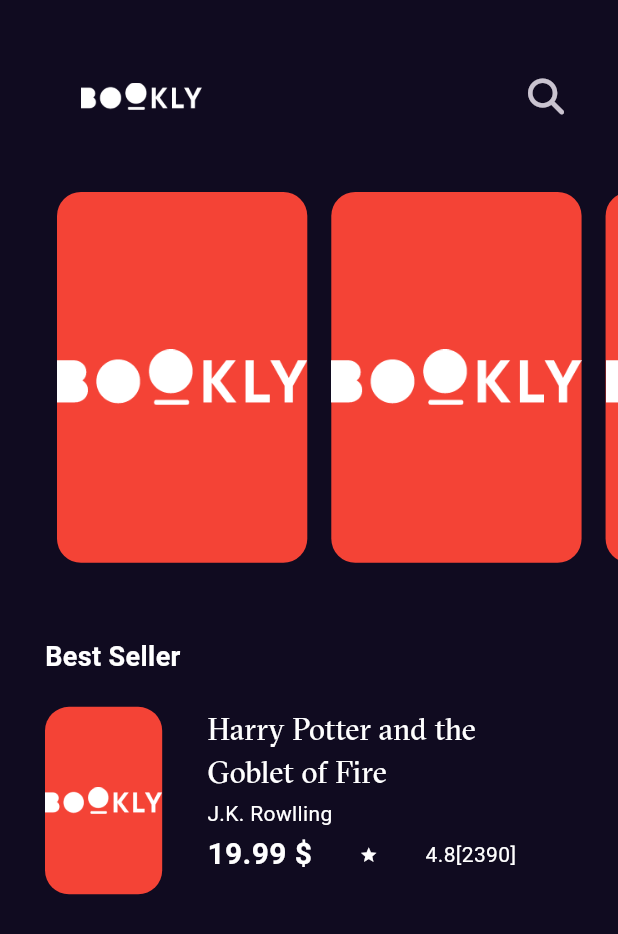
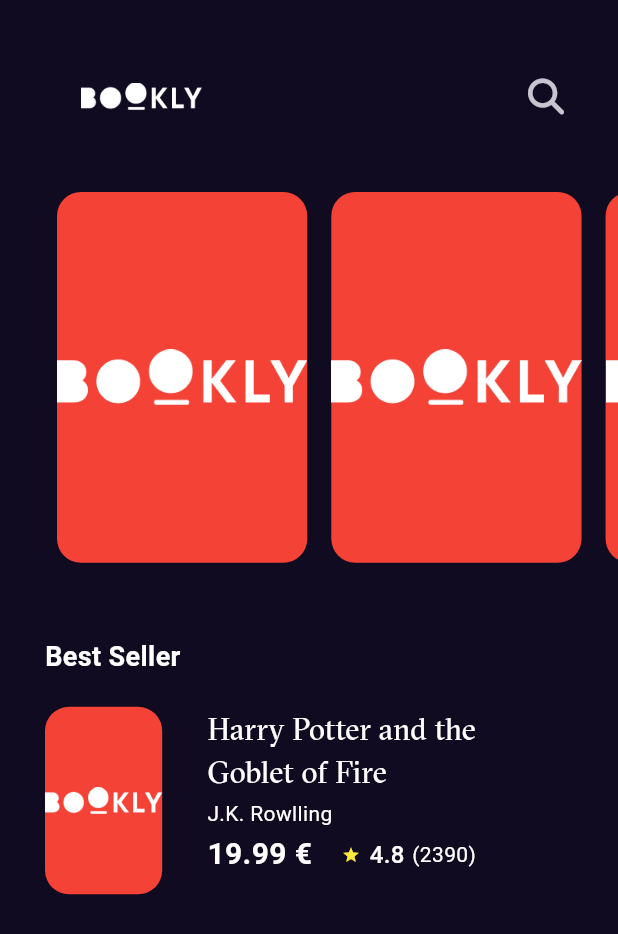
Before and after one commit to AndrewAdell/Bookly, a Flutter app: the screen it shows after launch, on a phone screen of 412 x 824 dp. Shown: the top 934 px of the screen. Run offline on Flutter 3.47's test engine with Material 3 defaults, Android fonts, the phone set to English and light mode, and no system bars; our stand-ins replace font_awesome_flutter, get.

Commit message:
best seller item done

```diff
--- /dev/null
+++ b/lib/core/utils/icons.dart
@@ -0,0 +1,6 @@
+import 'package:flutter/material.dart';
+import 'package:font_awesome_flutter/font_awesome_flutter.dart';
+
+abstract class IconsAssets {
+  static const starIcons = Icon(FontAwesomeIcons.star);
+}
--- a/lib/features/Home/presentation/view/widgets/best_seller_list_view_item.dart
+++ b/lib/features/Home/presentation/view/widgets/best_seller_list_view_item.dart
@@ -46,21 +46,39 @@ class BestSellerListViewItem extends StatelessWidget {
                   height: 3,
                 ),
                 Row(
-                  mainAxisAlignment: MainAxisAlignment.spaceBetween,
+                  // mainAxisAlignment: MainAxisAlignment.spaceBetween,
                   children: [
                     Text(
-                      r'19.99 $',
+                      '19.99 €',
                       style: Styles.textStyle20
                           .copyWith(fontWeight: FontWeight.bold),
                     ),
-                    // SizedBox(
-                    //   width: 40,
-                    // ),
-                    const Icon(
-                      Icons.star,
-                      size: 12,
+                    const SizedBox(
+                      width: 20,
                     ),
-                    const Text('4.8[2390]'),
+                    const Row(
+                      children: [
+                        Icon(
+                          Icons.star,
+                          size: 12,
+                          color: Colors.yellow,
+                        ),
+                        SizedBox(
+                          width: 6.3,
+                        ),
+                        Text(
+                          '4.8',
+                          style: Styles.textStyle16,
+                        ),
+                        SizedBox(
+                          width: 5,
+                        ),
+                        Text(
+                          '(2390)',
+                          style: Styles.textStyle14,
+                        ),
+                      ],
+                    )
                   ],
                 )
               ],
```
